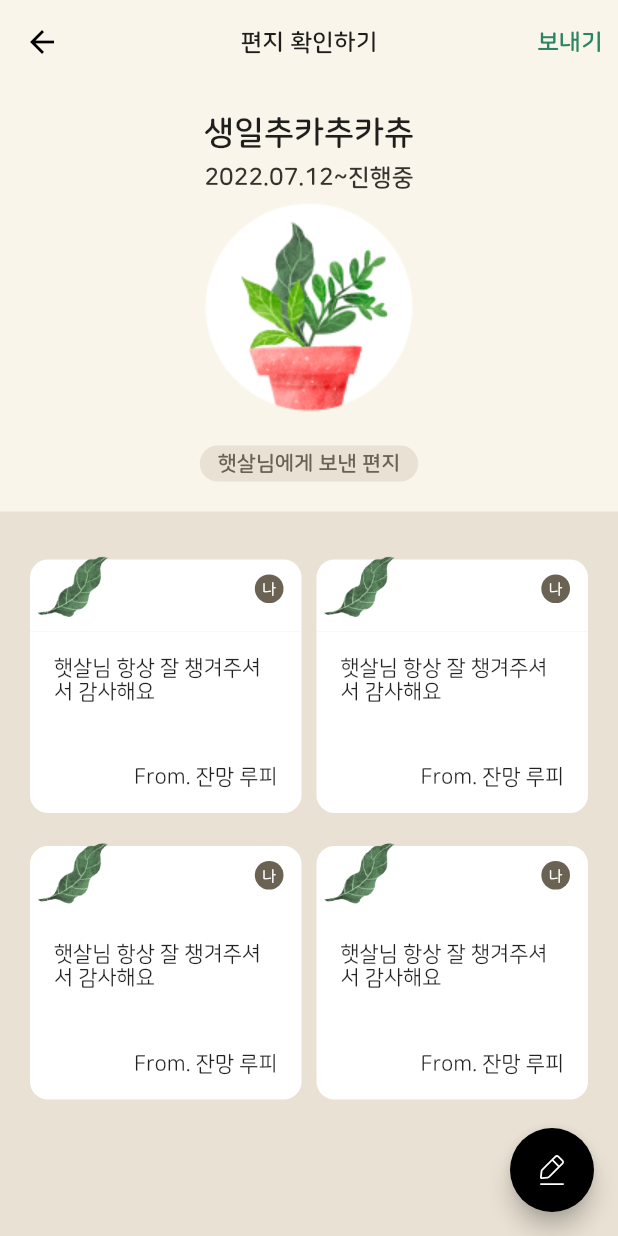
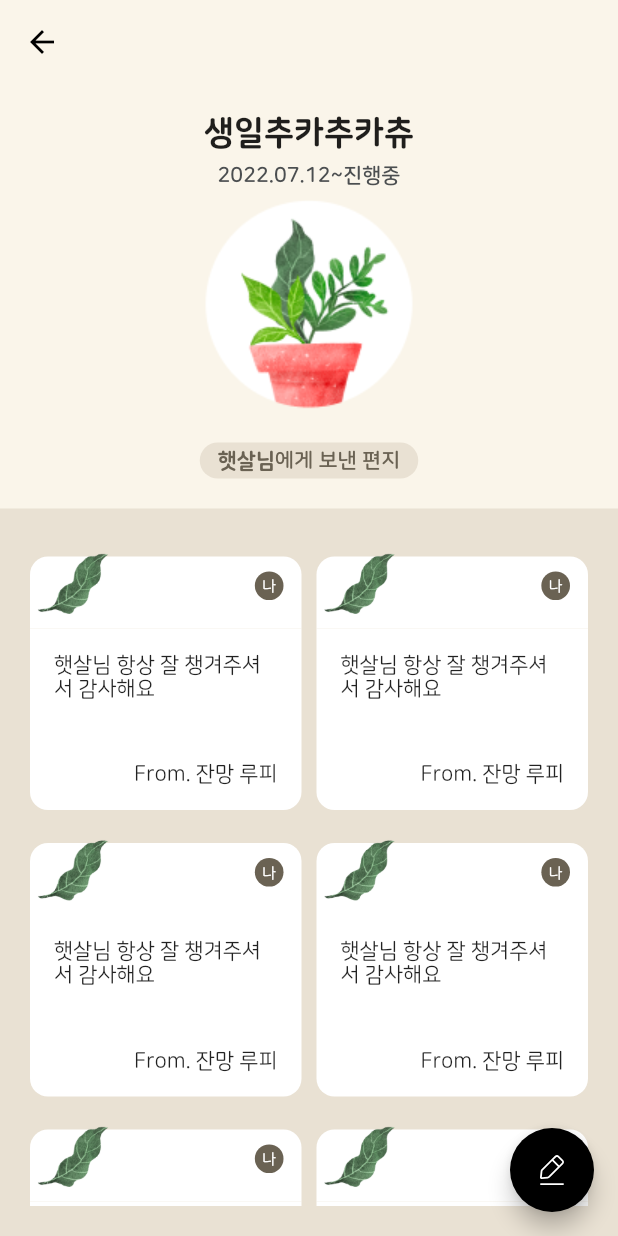
Before and after one commit to okskmk2/fill-my-heart, a Flutter app: the VaseDetailPage screen opened directly, on a phone screen of 412 x 824 dp. Run offline on Flutter 3.47's test engine with Material 2 defaults, Android fonts, the phone set to English and light mode, and no system bars; our stand-ins replace cloud_firestore, firebase_auth, firebase_core, firebase_storage, flutter_svg, flutter_swiper; accounts and stored records are empty.

Commit message:
화분 상세 화면 스타일 조정

```diff
--- a/lib/pages/vase_detail_page.dart
+++ b/lib/pages/vase_detail_page.dart
@@ -9,30 +9,7 @@ class VaseDetailPage extends StatelessWidget {
   @override
   Widget build(BuildContext context) {
     return Scaffold(
-      appBar: AppBar(
-        centerTitle: true,
-        title: Text(
-          '편지 확인하기',
-          style: TextStyle(
-            color: CustomStyles.textColor,
-            fontSize: 16,
-            fontWeight: FontWeight.bold,
-          ),
-        ),
-        actions: [
-          TextButton(
-            onPressed: () {},
-            child: Text(
-              '보내기',
-              style: TextStyle(
-                color: CustomStyles.primaryColor,
-                fontSize: 16,
-                fontWeight: FontWeight.bold,
-              ),
-            ),
-          ),
-        ],
-      ),
+      appBar: AppBar(),
       body: Column(
         children: [
           Container(
@@ -44,7 +21,7 @@ class VaseDetailPage extends StatelessWidget {
                   '생일추카추카츄',
                   style: TextStyle(
                       fontSize: 22,
-                      fontWeight: FontWeight.w700,
+                      fontWeight: FontWeight.w900,
                       color: CustomStyles.textColor),
                 ),
                 Padding(
@@ -52,8 +29,8 @@ class VaseDetailPage extends StatelessWidget {
                   child: Text("2022.07.12~진행중",
                       style: TextStyle(
                           fontWeight: FontWeight.w700,
-                          fontSize: 16,
-                          color: CustomStyles.dBrownColor)),
+                          fontSize: 14,
+                          color: CustomStyles.grey2)),
                 ),
                 Image.asset('assets/circlevase.png'),
                 SizedBox(
@@ -69,11 +46,22 @@ class VaseDetailPage extends StatelessWidget {
                         vertical: 4,
                         horizontal: 12,
                       ),
-                      child: Text(
-                        '햇살님에게 보낸 편지',
-                        style: TextStyle(
-                            fontWeight: FontWeight.w700,
-                            color: CustomStyles.inputLineColor),
+                      child: Row(
+                        mainAxisSize: MainAxisSize.min,
+                        children: [
+                          Text(
+                            '햇살님',
+                            style: TextStyle(
+                                fontWeight: FontWeight.w900,
+                                color: CustomStyles.inputLineColor),
+                          ),
+                          Text(
+                            '에게 보낸 편지',
+                            style: TextStyle(
+                                fontWeight: FontWeight.w700,
+                                color: CustomStyles.inputLineColor),
+                          ),
+                        ],
                       ),
                     ))
               ],
@@ -88,7 +76,7 @@ class VaseDetailPage extends StatelessWidget {
                     crossAxisCount: 2,
                     crossAxisSpacing: 10,
                     mainAxisSpacing: 10),
-                itemCount: 4,
+                itemCount: 20,
                 itemBuilder: (context, index) => Container(
                   child: Column(
                     children: [
```
